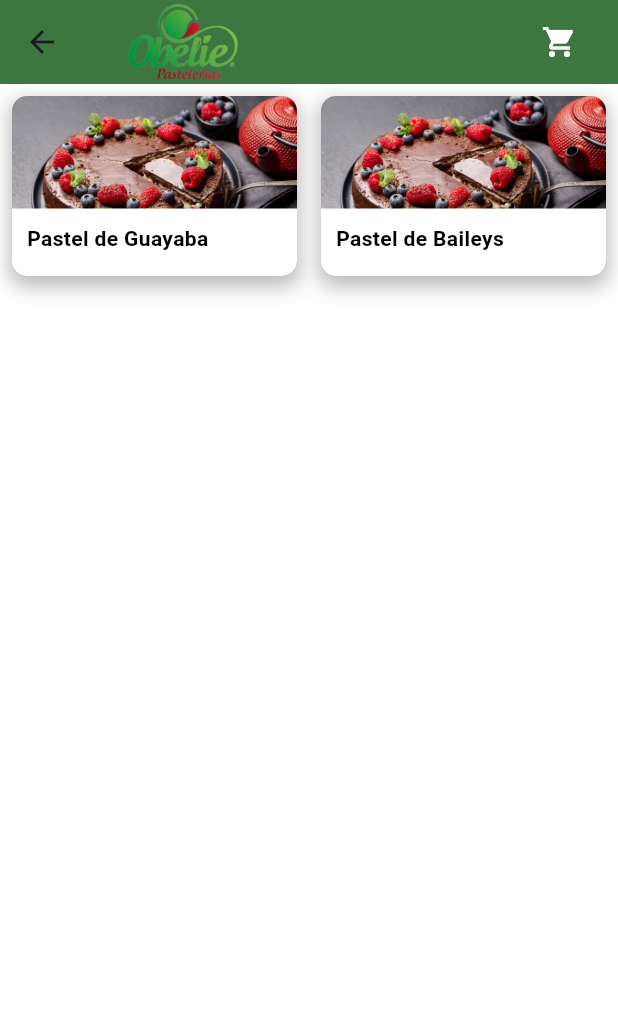
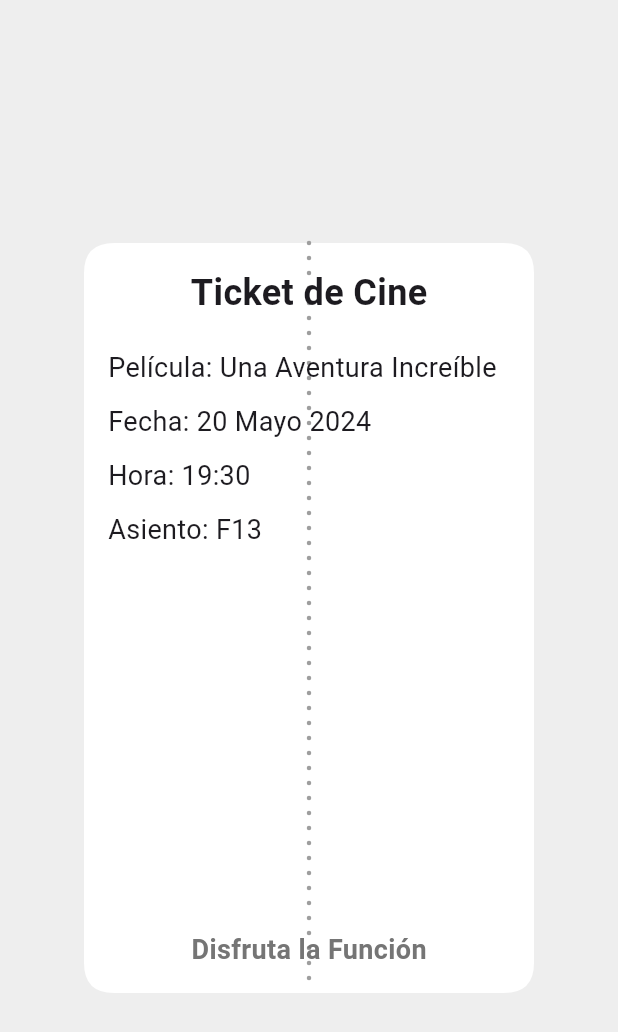
Before and after one commit to angelHerreraP/App_Pedidos, a Flutter app: the Pasteles screen opened directly with empty values, after a tap on "Pastel de Baileys", on a phone screen of 412 x 824 dp. Shown: the top 1032 px of the screen. Run offline on Flutter 3.47's test engine with Material 3 defaults, Android fonts, the phone set to English and light mode, and no system bars; our stand-ins replace supabase_flutter; accounts and stored records are empty.

Commit message:
Ticket Funcional

```diff
--- a/pedidos_app/lib/Pasteles.dart
+++ b/pedidos_app/lib/Pasteles.dart
@@ -1,5 +1,6 @@
 import 'package:flutter/material.dart';
 import 'package:pedidos_app/Pastel.dart';
+import 'package:pedidos_app/Ticket.dart';
 import 'package:pedidos_app/custom_app_basr.dart';
 import 'package:supabase_flutter/supabase_flutter.dart';
 
@@ -67,7 +68,12 @@ class _PastelesState extends State<Pasteles> {
                 _ButtonPastel(
                   imageAssetPath: 'Assets/Images/Betun.jpeg',
                   text: 'Pastel de Baileys',
-                  onPressed: () {},
+                  onPressed: () {
+                    Navigator.push(
+                      context,
+                      MaterialPageRoute(builder: (context) => TicketFinal()),
+                    );
+                  },
                 ),
               ],
             ),
--- a/pedidos_app/lib/Ticket.dart
+++ b/pedidos_app/lib/Ticket.dart
@@ -1,17 +1,136 @@
 import 'package:flutter/material.dart';
 
-class SeleccionPastel extends StatefulWidget {
+class TicketFinal extends StatefulWidget {
   @override
-  _SeleccionPastelState createState() => _SeleccionPastelState();
+  _TicketFinalState createState() => _TicketFinalState();
 }
 
-class _SeleccionPastelState extends State<SeleccionPastel> {
+class _TicketFinalState extends State<TicketFinal> {
   @override
   Widget build(BuildContext context) {
     return Scaffold(
-      body: Container(
-        color: Colors.white, // Set background color to white
+      backgroundColor: Colors.grey[200], // Fondo gris para resaltar el ticket
+      body: Center(
+        child: Container(
+          width: 300,
+          height: 500,
+          child: CustomPaint(
+            painter: TicketPainter(),
+            child: Padding(
+              padding: const EdgeInsets.all(16.0),
+              child: Column(
+                mainAxisAlignment: MainAxisAlignment.center,
+                crossAxisAlignment: CrossAxisAlignment.start,
+                children: [
+                  Center(
+                    child: Text(
+                      'Ticket de Cine',
+                      style: TextStyle(
+                        fontSize: 24,
+                        fontWeight: FontWeight.bold,
+                      ),
+                    ),
+                  ),
+                  SizedBox(height: 20),
+                  Text(
+                    'Película: Una Aventura Increíble',
+                    style: TextStyle(
+                      fontSize: 18,
+                    ),
+                  ),
+                  SizedBox(height: 10),
+                  Text(
+                    'Fecha: 20 Mayo 2024',
+                    style: TextStyle(
+                      fontSize: 18,
+                    ),
+                  ),
+                  SizedBox(height: 10),
+                  Text(
+                    'Hora: 19:30',
+                    style: TextStyle(
+                      fontSize: 18,
+                    ),
+                  ),
+                  SizedBox(height: 10),
+                  Text(
+                    'Asiento: F13',
+                    style: TextStyle(
+                      fontSize: 18,
+                    ),
+                  ),
+                  Spacer(),
+                  Center(
+                    child: Text(
+                      'Disfruta la Función',
+                      style: TextStyle(
+                        fontSize: 18,
+                        fontWeight: FontWeight.bold,
+                        color: Colors.grey[600],
+                      ),
+                    ),
+                  ),
+                ],
+              ),
+            ),
+          ),
+        ),
       ),
     );
   }
 }
+
+class TicketPainter extends CustomPainter {
+  @override
+  void paint(Canvas canvas, Size size) {
+    Paint paint = Paint()..color = Colors.white;
+    Path path = Path();
+
+    double cornerRadius = 20.0;
+
+    // Start from top left
+    path.moveTo(0, cornerRadius);
+
+    // Top left corner
+    path.quadraticBezierTo(0, 0, cornerRadius, 0);
+
+    // Top line
+    path.lineTo(size.width - cornerRadius, 0);
+
+    // Top right corner
+    path.quadraticBezierTo(size.width, 0, size.width, cornerRadius);
+
+    // Right line
+    path.lineTo(size.width, size.height - cornerRadius);
+
+    // Bottom right corner
+    path.quadraticBezierTo(
+        size.width, size.height, size.width - cornerRadius, size.height);
+
+    // Bottom line
+    path.lineTo(cornerRadius, size.height);
+
+    // Bottom left corner
+    path.quadraticBezierTo(0, size.height, 0, size.height - cornerRadius);
+
+    // Left line
+    path.lineTo(0, cornerRadius);
+
+    canvas.drawPath(path, paint);
+
+    // Draw the perforated lines (dots)
+    Paint dotPaint = Paint()..color = Colors.grey;
+    double dashWidth = 5.0;
+    double dashSpace = 5.0;
+    double startY = 0;
+    while (startY < size.height) {
+      canvas.drawCircle(Offset(size.width / 2, startY), 1.5, dotPaint);
+      startY += dashWidth + dashSpace;
+    }
+  }
+
+  @override
+  bool shouldRepaint(CustomPainter oldDelegate) {
+    return false;
+  }
+}
```
